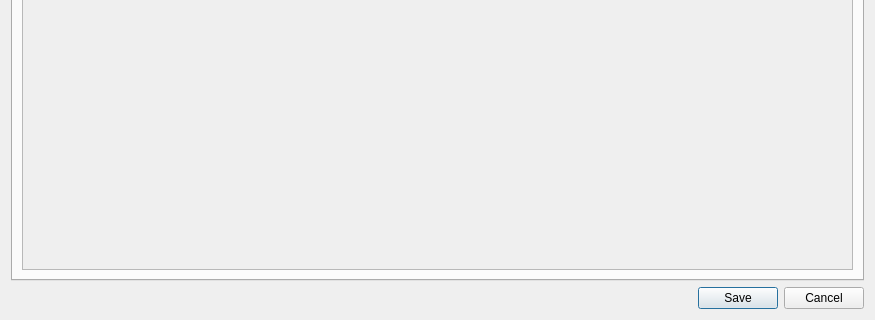
This is PhzQtUI/auxdir/PhzQtUI/DialogModelSet.ui in astrorama/Phosphoros as Qt 5 draws it before an edit; both pictures show x 0 to 875 and y 403 to 723 of the 875 by 723 pixel window. The edited form follows.
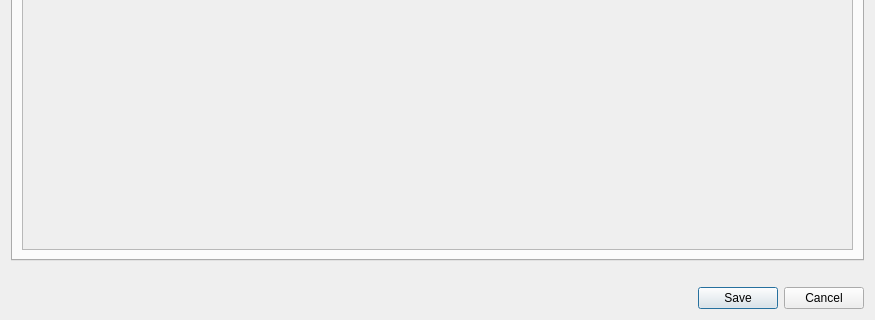
This is the edited form. The open tabs and pages were chosen to show the change.

```diff
--- a/PhzQtUI/auxdir/PhzQtUI/DialogModelSet.ui
+++ b/PhzQtUI/auxdir/PhzQtUI/DialogModelSet.ui
@@ -292,7 +292,7 @@
                 <x>0</x>
                 <y>0</y>
                 <width>831</width>
-                <height>388</height>
+                <height>366</height>
                </rect>
               </property>
               <layout class="QVBoxLayout" name="verticalLayout_3">
@@ -410,6 +410,22 @@
      </widget>
     </widget>
    </item>
+   <item>
+    <widget class="QLabel" name="labelMessage">
+     <property name="font">
+      <font>
+       <weight>75</weight>
+       <bold>true</bold>
+      </font>
+     </property>
+     <property name="text">
+      <string/>
+     </property>
+     <property name="alignment">
+      <set>Qt::AlignCenter</set>
+     </property>
+    </widget>
+   </item>
    <item>
     <widget class="QDialogButtonBox" name="buttonBox">
      <property name="enabled">
```
Left out of the diff: 2 changed lines with no effect on the pictures.
